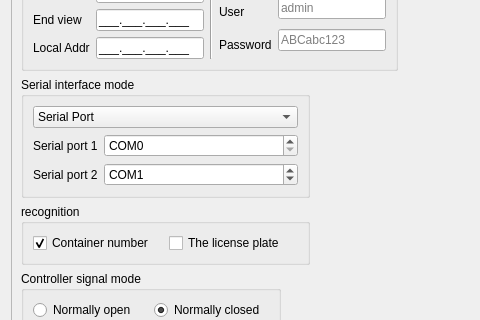
Before: the Qt Designer form Main/Setting/channel_setting_form.ui in 519984307/Container_Multiple_Channels_20200522, drawn with Qt 5; both pictures show x 0 to 480 and y 153 to 473 of the 843 by 709 pixel window.
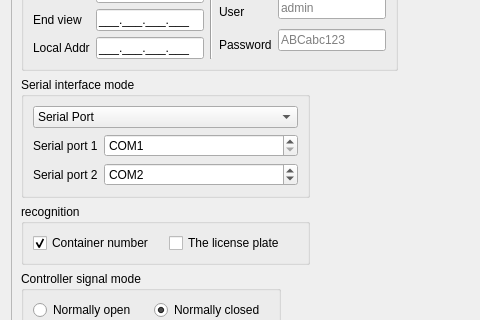
After: the same form once the commit is applied.

Patch:
```diff
--- a/Main/Setting/channel_setting_form.ui
+++ b/Main/Setting/channel_setting_form.ui
@@ -504,8 +504,11 @@
                   <property name="prefix">
                    <string>COM</string>
                   </property>
+                  <property name="minimum">
+                   <number>1</number>
+                  </property>
                   <property name="value">
-                   <number>1</number>
+                   <number>2</number>
                   </property>
                  </widget>
                 </item>
@@ -534,6 +537,9 @@
                   <property name="prefix">
                    <string>COM</string>
                   </property>
+                  <property name="minimum">
+                   <number>1</number>
+                  </property>
                  </widget>
                 </item>
                </layout>
```
Left out of the diff: 7 changed lines with no effect on the pictures.
